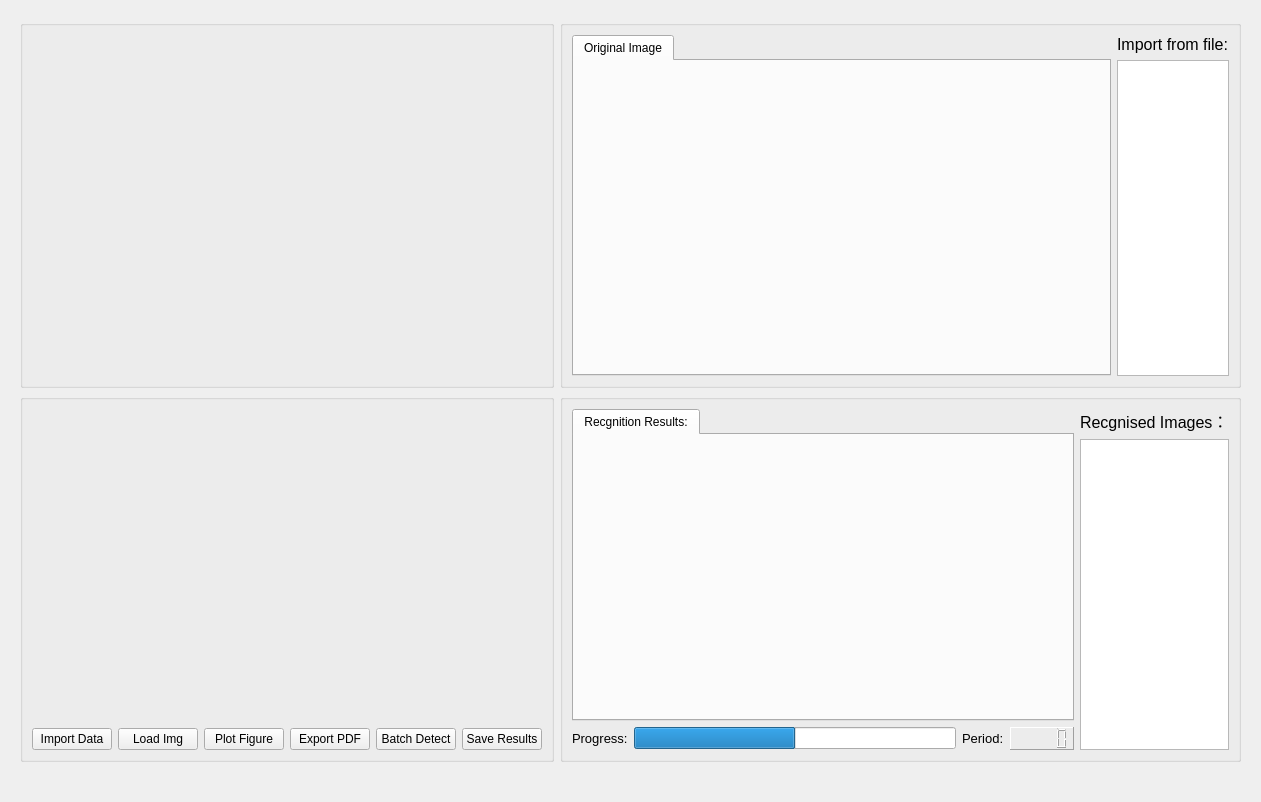
hmy-repo/Peng_GUI, file ui/detectmain.ui: the form before one commit.
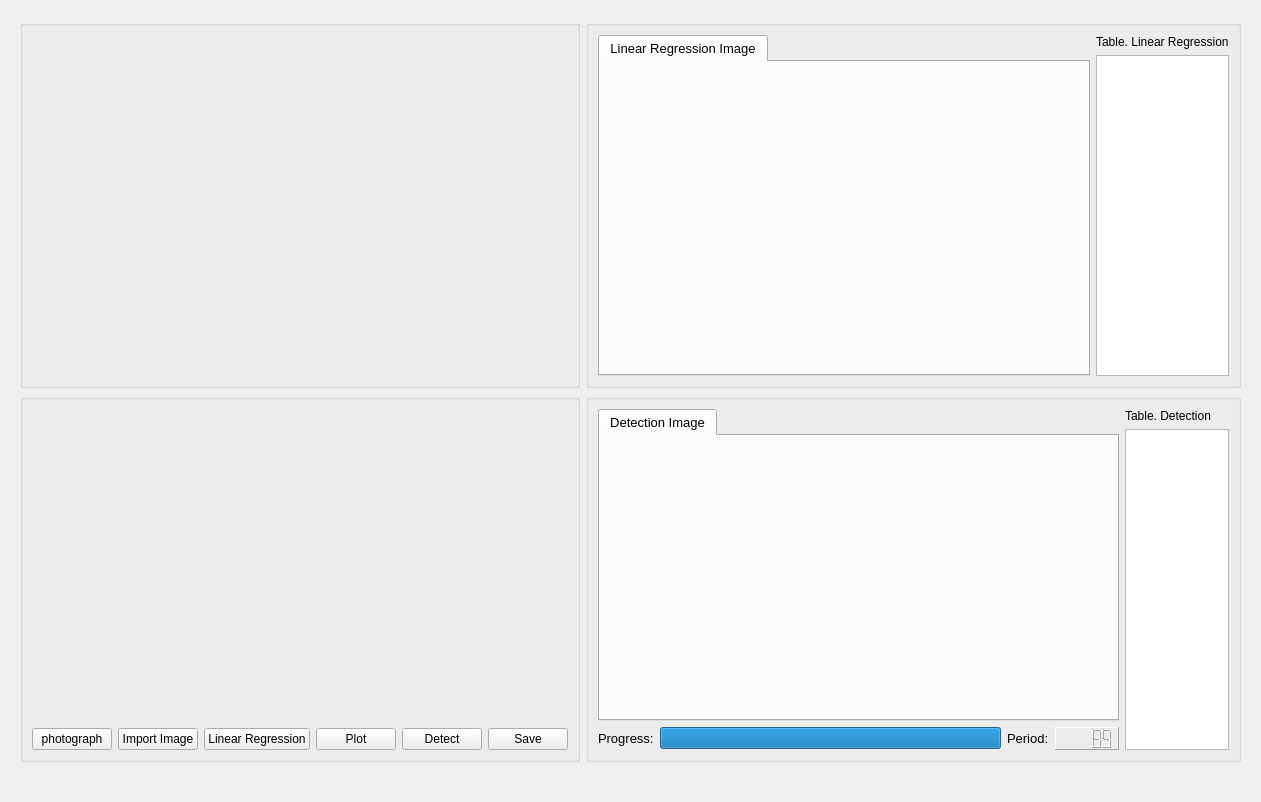
The form after the commit.

Commit message: add tab columns

```diff
--- a/ui/detectmain.ui
+++ b/ui/detectmain.ui
@@ -41,12 +41,18 @@
             <layout class="QHBoxLayout" name="horizontalLayout_6" stretch="5,1">
              <item>
               <widget class="QTabWidget" name="tabWidget_2">
+               <property name="font">
+                <font>
+                 <pointsize>10</pointsize>
+                 <bold>false</bold>
+                </font>
+               </property>
                <property name="currentIndex">
                 <number>0</number>
                </property>
                <widget class="QWidget" name="tab_4">
                 <attribute name="title">
-                 <string>Original Image</string>
+                 <string>Linear Regression Image</string>
                 </attribute>
                 <layout class="QHBoxLayout" name="horizontalLayout_5">
                  <item>
@@ -66,11 +72,11 @@
                 <widget class="QLabel" name="label_2">
                  <property name="font">
                   <font>
-                   <pointsize>12</pointsize>
+                   <pointsize>9</pointsize>
                   </font>
                  </property>
                  <property name="text">
-                  <string>Import from file:</string>
+                  <string>Table. Linear Regression</string>
                  </property>
                 </widget>
                </item>
@@ -100,42 +106,42 @@
                <item row="1" column="4">
                 <widget class="QPushButton" name="pushButton">
                  <property name="text">
-                  <string>Batch Detect</string>
+                  <string>Detect</string>
                  </property>
                 </widget>
                </item>
                <item row="1" column="2">
                 <widget class="QPushButton" name="pushButton_4">
                  <property name="text">
-                  <string>Plot Figure</string>
+                  <string>Linear Regression</string>
                  </property>
                 </widget>
                </item>
                <item row="1" column="1">
                 <widget class="QPushButton" name="pushButton_5">
                  <property name="text">
-                  <string>Load Img</string>
+                  <string>Import Image</string>
                  </property>
                 </widget>
                </item>
                <item row="1" column="3">
                 <widget class="QPushButton" name="pushButton_7">
                  <property name="text">
-                  <string>Export PDF</string>
+                  <string>Plot</string>
                  </property>
                 </widget>
                </item>
                <item row="1" column="5">
                 <widget class="QPushButton" name="pushButton_8">
                  <property name="text">
-                  <string>Save Results</string>
+                  <string>Save</string>
                  </property>
                 </widget>
                </item>
                <item row="1" column="0">
                 <widget class="QPushButton" name="pushButton_3">
                  <property name="text">
-                  <string>Import Data</string>
+                  <string>photograph</string>
                  </property>
                 </widget>
                </item>
@@ -158,6 +164,12 @@
               <layout class="QVBoxLayout" name="verticalLayout_10">
                <item>
                 <widget class="QTabWidget" name="tabWidget">
+                 <property name="font">
+                  <font>
+                   <pointsize>10</pointsize>
+                   <bold>false</bold>
+                  </font>
+                 </property>
                  <property name="tabPosition">
                   <enum>QTabWidget::North</enum>
                  </property>
@@ -169,7 +181,7 @@
                  </property>
                  <widget class="QWidget" name="tab_3">
                   <attribute name="title">
-                   <string>Recgnition Results:</string>
+                   <string>Detection Image</string>
                   </attribute>
                   <layout class="QHBoxLayout" name="horizontalLayout_3">
                    <item>
@@ -206,7 +218,7 @@
                  <item>
                   <widget class="QProgressBar" name="progressBar">
                    <property name="value">
-                    <number>50</number>
+                    <number>100</number>
                    </property>
                    <property name="textVisible">
                     <bool>false</bool>
@@ -248,6 +260,9 @@
                    <property name="frameShape">
                     <enum>QFrame::Panel</enum>
                    </property>
+                   <property name="intValue" stdset="0">
+                    <number>89</number>
+                   </property>
                   </widget>
                  </item>
                 </layout>
@@ -260,11 +275,11 @@
                 <widget class="QLabel" name="label_4">
                  <property name="font">
                   <font>
-                   <pointsize>12</pointsize>
+                   <pointsize>9</pointsize>
                   </font>
                  </property>
                  <property name="text">
-                  <string>Recgnised Images：</string>
+                  <string>Table. Detection</string>
                  </property>
                 </widget>
                </item>
```
The commit also changes 4 other files.
